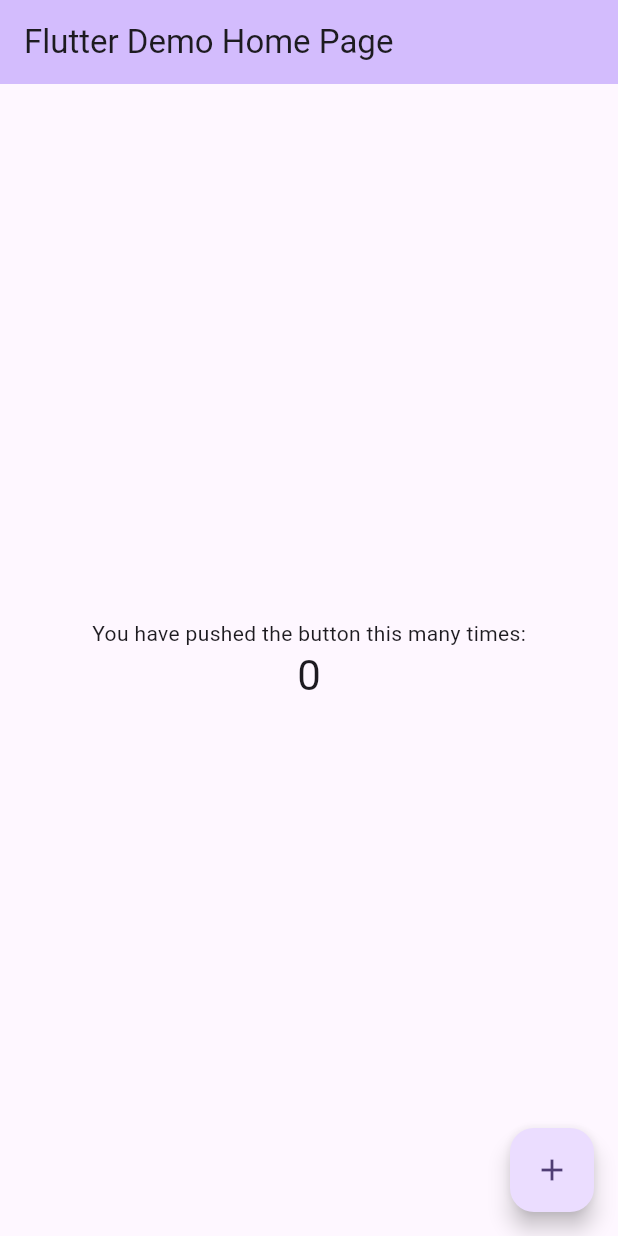
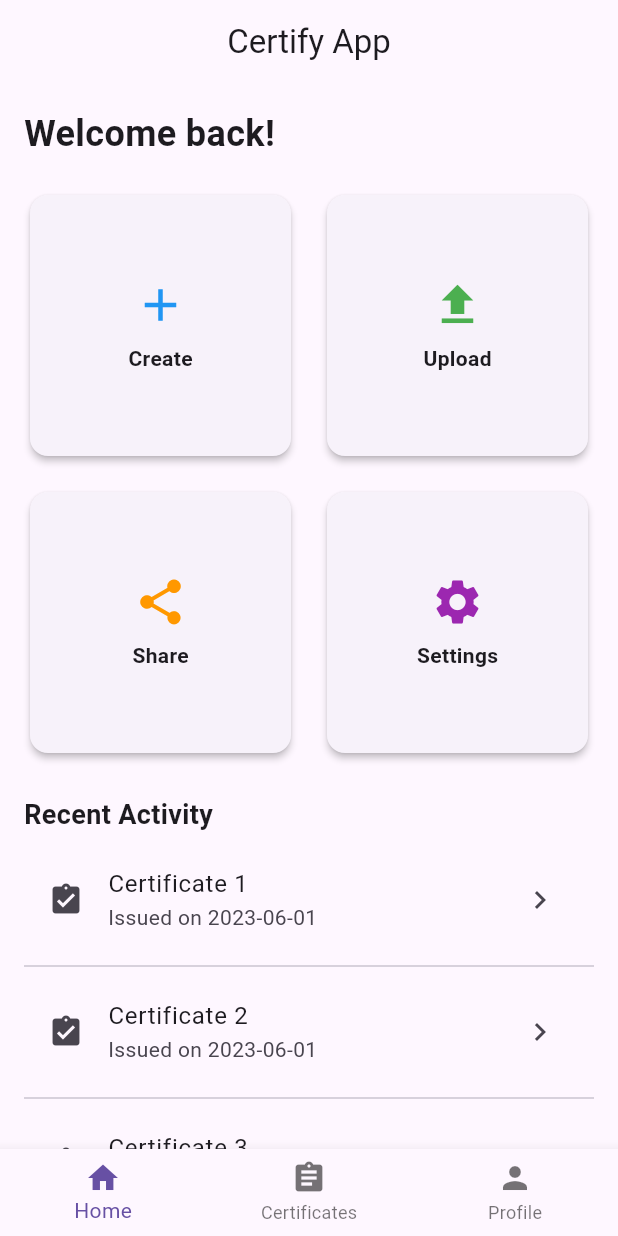
Before and after one commit to AtharAidan5/MobileAppDev, a Flutter app: the screen it shows after launch, on a phone screen of 412 x 824 dp. Run offline on Flutter 3.47's test engine with Material 3 defaults, Android fonts, the light colour scheme and no system bars.

Commit message:
updated the main dart

```diff
--- a/lib/main.dart
+++ b/lib/main.dart
@@ -10,58 +10,184 @@ class MyApp extends StatelessWidget {
   @override
   Widget build(BuildContext context) {
     return MaterialApp(
-      title: 'Flutter Demo',
-      theme: ThemeData(
-        colorScheme: ColorScheme.fromSeed(seedColor: Colors.deepPurple),
-      ),
-      home: const MyHomePage(title: 'Flutter Demo Home Page'),
+      title: 'Certify App',
+      debugShowCheckedModeBanner: false,
+      theme: ThemeData(primarySwatch: Colors.blue),
+      home: const HomeScreen(),
     );
   }
 }
 
-class MyHomePage extends StatefulWidget {
-  const MyHomePage({super.key, required this.title});
-
-  final String title;
+class HomeScreen extends StatefulWidget {
+  const HomeScreen({super.key});
 
   @override
-  State<MyHomePage> createState() => _MyHomePageState();
+  State<HomeScreen> createState() => _HomeScreenState();
 }
 
-class _MyHomePageState extends State<MyHomePage> {
-  int _counter = 0;
+class _HomeScreenState extends State<HomeScreen> {
+  int _currentIndex = 0;
 
-  void _incrementCounter() {
-    setState(() {
-      _counter++;
-    });
-  }
+  final List<Widget> _screens = [
+    const DashboardScreen(),
+    const CertificatesScreen(),
+    const ProfileScreen(),
+  ];
 
   @override
   Widget build(BuildContext context) {
     return Scaffold(
-      appBar: AppBar(
-        backgroundColor: Theme.of(context).colorScheme.inversePrimary,
-
-        title: Text(widget.title),
-      ),
-      body: Center(
-        child: Column(
-          mainAxisAlignment: MainAxisAlignment.center,
-          children: <Widget>[
-            const Text('You have pushed the button this many times:'),
-            Text(
-              '$_counter',
-              style: Theme.of(context).textTheme.headlineMedium,
-            ),
-          ],
-        ),
-      ),
-      floatingActionButton: FloatingActionButton(
-        onPressed: _incrementCounter,
-        tooltip: 'Increment',
-        child: const Icon(Icons.add),
+      appBar: AppBar(title: const Text('Certify App'), centerTitle: true),
+      body: _screens[_currentIndex],
+      bottomNavigationBar: BottomNavigationBar(
+        currentIndex: _currentIndex,
+        onTap: (index) => setState(() => _currentIndex = index),
+        items: const [
+          BottomNavigationBarItem(icon: Icon(Icons.home), label: 'Home'),
+          BottomNavigationBarItem(
+            icon: Icon(Icons.assignment),
+            label: 'Certificates',
+          ),
+          BottomNavigationBarItem(icon: Icon(Icons.person), label: 'Profile'),
+        ],
       ),
     );
   }
 }
+
+class DashboardScreen extends StatelessWidget {
+  const DashboardScreen({super.key});
+
+  @override
+  Widget build(BuildContext context) {
+    return SingleChildScrollView(
+      padding: const EdgeInsets.all(16),
+      child: Column(
+        crossAxisAlignment: CrossAxisAlignment.start,
+        children: [
+          const Text(
+            'Welcome back!',
+            style: TextStyle(fontSize: 24, fontWeight: FontWeight.bold),
+          ),
+          const SizedBox(height: 20),
+          GridView.count(
+            shrinkWrap: true,
+            physics: const NeverScrollableScrollPhysics(),
+            crossAxisCount: 2,
+            crossAxisSpacing: 16,
+            mainAxisSpacing: 16,
+            children: [
+              _buildActionCard(context, Icons.add, 'Create', Colors.blue),
+              _buildActionCard(context, Icons.upload, 'Upload', Colors.green),
+              _buildActionCard(context, Icons.share, 'Share', Colors.orange),
+              _buildActionCard(
+                context,
+                Icons.settings,
+                'Settings',
+                Colors.purple,
+              ),
+            ],
+          ),
+          const SizedBox(height: 24),
+          const Text(
+            'Recent Activity',
+            style: TextStyle(fontSize: 18, fontWeight: FontWeight.bold),
+          ),
+          const SizedBox(height: 8),
+          ListView.separated(
+            shrinkWrap: true,
+            physics: const NeverScrollableScrollPhysics(),
+            itemCount: 3,
+            separatorBuilder: (context, index) => const Divider(),
+            itemBuilder:
+                (context, index) => ListTile(
+                  leading: const Icon(Icons.assignment_turned_in),
+                  title: Text('Certificate ${index + 1}'),
+                  subtitle: const Text('Issued on 2023-06-01'),
+                  trailing: const Icon(Icons.chevron_right),
+                ),
+          ),
+        ],
+      ),
+    );
+  }
+
+  Widget _buildActionCard(
+    BuildContext context,
+    IconData icon,
+    String title,
+    Color color,
+  ) {
+    return Card(
+      elevation: 2,
+      child: InkWell(
+        onTap: () => debugPrint('$title tapped'),
+        borderRadius: BorderRadius.circular(8),
+        child: Padding(
+          padding: const EdgeInsets.all(16),
+          child: Column(
+            mainAxisAlignment: MainAxisAlignment.center,
+            children: [
+              Icon(icon, size: 36, color: color),
+              const SizedBox(height: 8),
+              Text(title, style: const TextStyle(fontWeight: FontWeight.bold)),
+            ],
+          ),
+        ),
+      ),
+    );
+  }
+}
+
+class CertificatesScreen extends StatelessWidget {
+  const CertificatesScreen({super.key});
+
+  @override
+  Widget build(BuildContext context) {
+    return ListView.builder(
+      padding: const EdgeInsets.all(16),
+      itemCount: 5,
+      itemBuilder:
+          (context, index) => Card(
+            margin: const EdgeInsets.only(bottom: 16),
+            child: ListTile(
+              leading: const Icon(Icons.verified, color: Colors.green),
+              title: Text('Certificate ${index + 1}'),
+              subtitle: const Text('Organization: UPM'),
+              trailing: const Icon(Icons.more_vert),
+            ),
+          ),
+    );
+  }
+}
+
+class ProfileScreen extends StatelessWidget {
+  const ProfileScreen({super.key});
+
+  @override
+  Widget build(BuildContext context) {
+    return Center(
+      child: Column(
+        mainAxisAlignment: MainAxisAlignment.center,
+        children: [
+          const CircleAvatar(
+            radius: 50,
+            backgroundImage: NetworkImage('https://i.pravatar.cc/150?img=3'),
+          ),
+          const SizedBox(height: 16),
+          const Text(
+            'Athar Aidan',
+            style: TextStyle(fontSize: 20, fontWeight: FontWeight.bold),
+          ),
+          const SizedBox(height: 8),
+          const Text('123456@student.upm.edu.my'),
+          const SizedBox(height: 24),
+          ElevatedButton(
+            onPressed: () => debugPrint('Logout pressed'),
+            child: const Text('Logout'),
+          ),
+        ],
+      ),
+    );
+  }
+}
```
